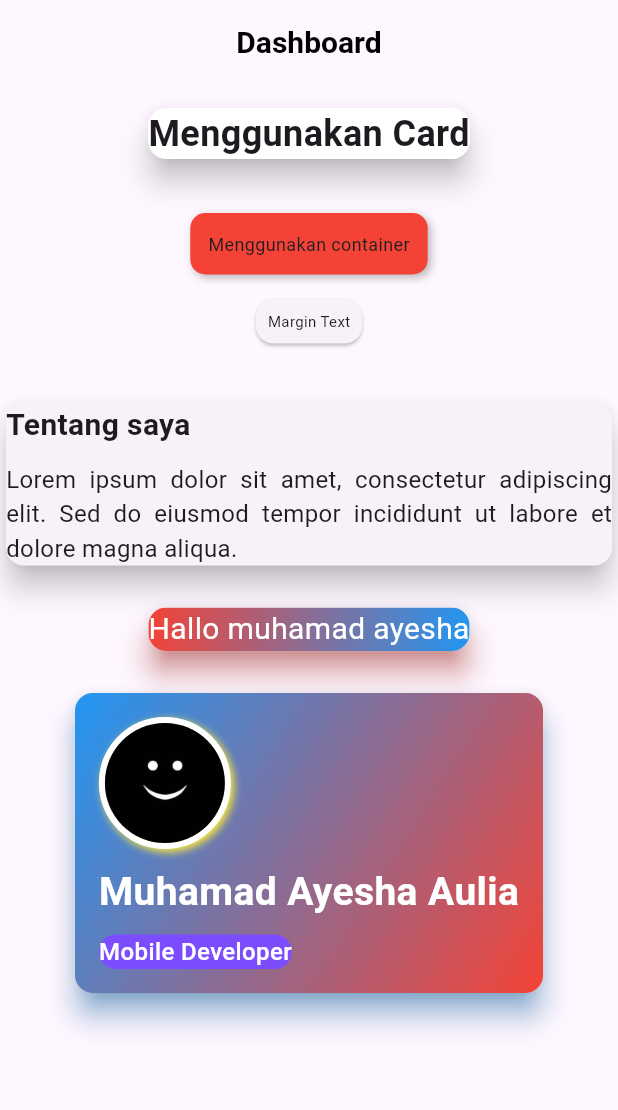
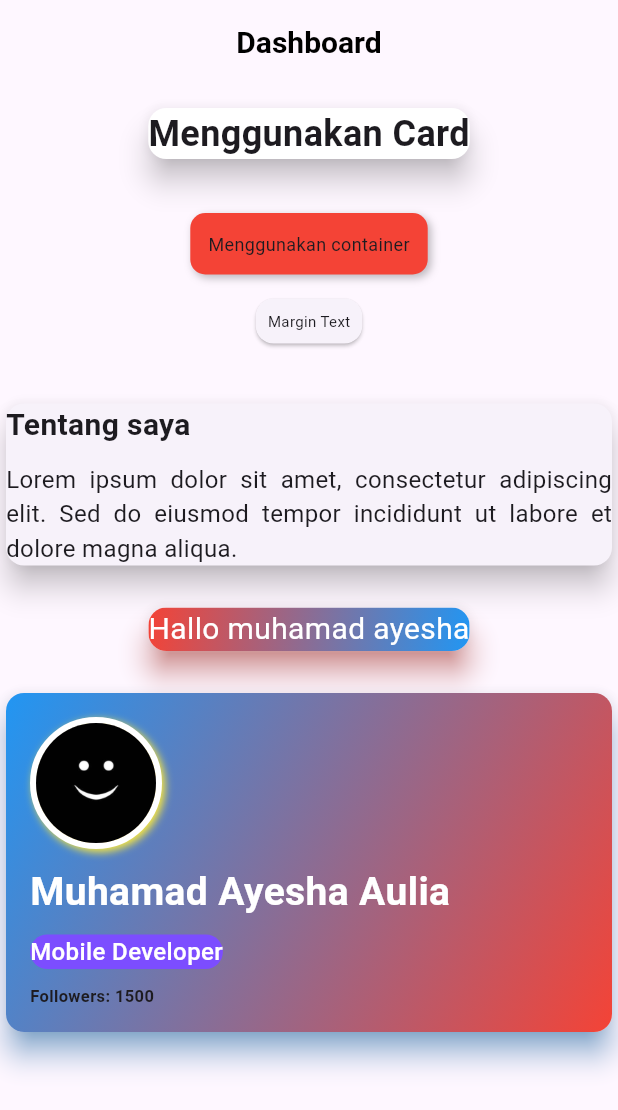
Before and after one commit to muhamadayeshaaulia/week_8_card, a Flutter app: the screen it shows after launch, on a phone screen of 412 x 824 dp. Shown: the top 1110 px of the screen. Run offline on Flutter 3.47's test engine with Material 3 defaults, Android fonts, the light colour scheme and no system bars.

Commit message:
membuat text baris ke samping dengan row

```diff
--- a/lib/latihan_card.dart
+++ b/lib/latihan_card.dart
@@ -144,6 +144,18 @@
                         ),
                       ),
                     ),
+                    SizedBox(height: 10),
+                    Row(
+                      children: [
+                        Text(
+                          'Followers: 1500',
+                          style: TextStyle(
+                            fontSize: 11,
+                            fontWeight: FontWeight.bold,
+                          ),
+                        )
+                      ],
+                    )
                   ],
                 ),
               ),
```
